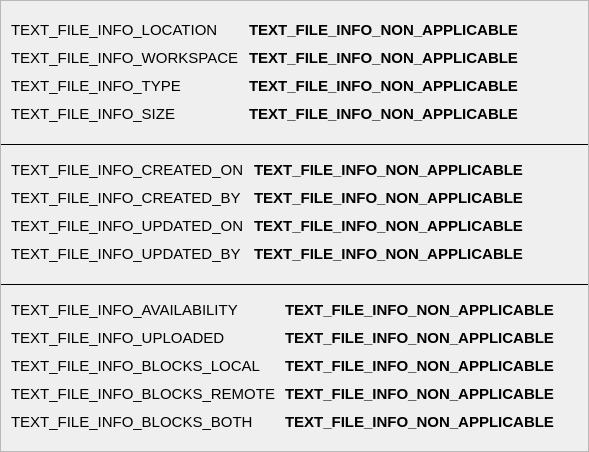
Qt form parsec/core/gui/forms/file_status_widget.ui (Scille/parsec-cloud) before a commit.
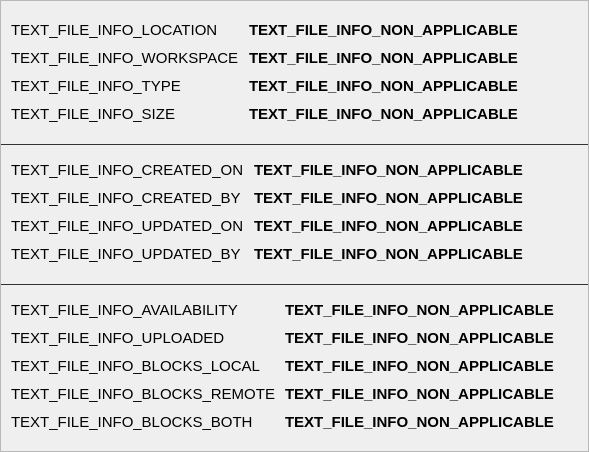
The same form after that commit.

Commit message: Fixed dark mode issue on file history and file status widgets

The edit to the form file:
```diff
--- a/parsec/core/gui/forms/file_status_widget.ui
+++ b/parsec/core/gui/forms/file_status_widget.ui
@@ -13,6 +13,15 @@
   <property name="windowTitle">
    <string>Form</string>
   </property>
+  <property name="styleSheet">
+   <string notr="true">#line, #line_2 {
+	color: #333333;
+}
+
+#FileInfoWidget {
+	background-color: #FFFFFF;
+}</string>
+  </property>
   <layout class="QVBoxLayout" name="verticalLayout">
    <property name="spacing">
     <number>5</number>
```
The commit also changes 2 other files.
